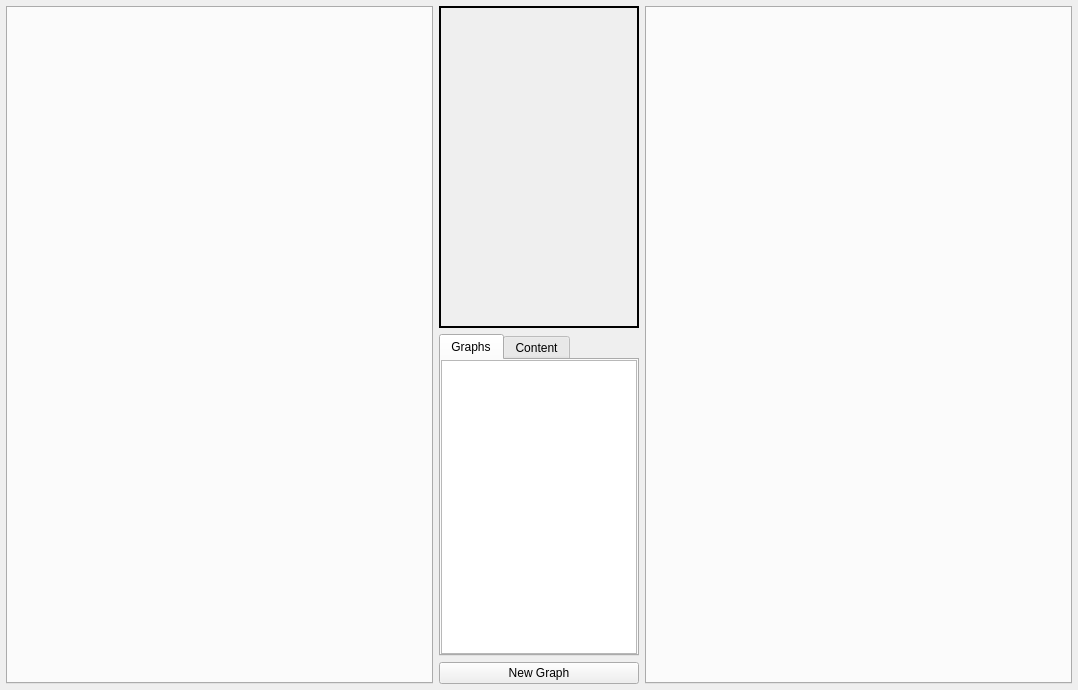
Old version of the form zengarden/source/forms/zengarden.ui in the repository aedm/zengine.
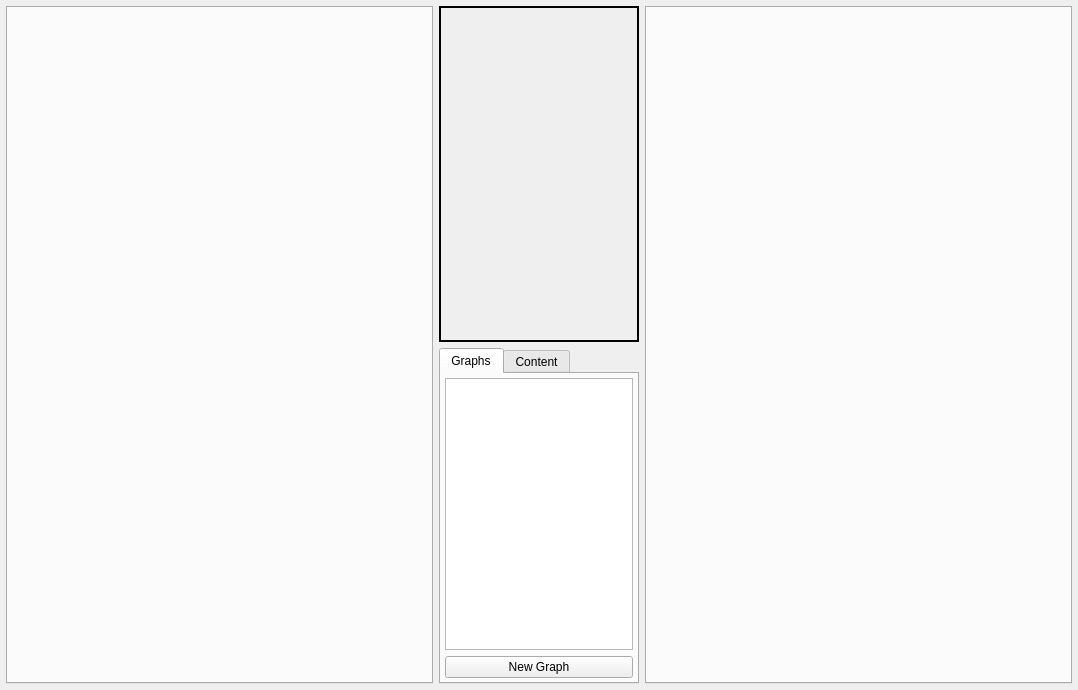
New version of the form. The open tabs and pages were chosen to show the change.

```diff
--- a/zengarden/source/forms/zengarden.ui
+++ b/zengarden/source/forms/zengarden.ui
@@ -225,21 +225,21 @@
           <attribute name="title">
            <string>Graphs</string>
           </attribute>
-          <layout class="QHBoxLayout" name="horizontalLayout_2">
+          <layout class="QVBoxLayout" name="verticalLayout_5">
            <property name="spacing">
-            <number>0</number>
+            <number>6</number>
            </property>
            <property name="leftMargin">
-            <number>0</number>
+            <number>4</number>
            </property>
            <property name="topMargin">
-            <number>0</number>
+            <number>4</number>
            </property>
            <property name="rightMargin">
-            <number>0</number>
+            <number>4</number>
            </property>
            <property name="bottomMargin">
-            <number>0</number>
+            <number>4</number>
            </property>
            <item>
             <widget class="QListView" name="graphsListView">
@@ -251,6 +251,13 @@
              </property>
             </widget>
            </item>
+           <item>
+            <widget class="QPushButton" name="addGraphButton">
+             <property name="text">
+              <string>New Graph</string>
+             </property>
+            </widget>
+           </item>
           </layout>
          </widget>
          <widget class="QWidget" name="contentPanel">
@@ -260,13 +267,6 @@
          </widget>
         </widget>
        </item>
-       <item>
-        <widget class="QPushButton" name="addGraphButton">
-         <property name="text">
-          <string>New Graph</string>
-         </property>
-        </widget>
-       </item>
       </layout>
       <zorder>addGraphButton</zorder>
       <zorder>tabWidget</zorder>
```
Left out of the diff: 5 changed lines with no effect on the pictures.
